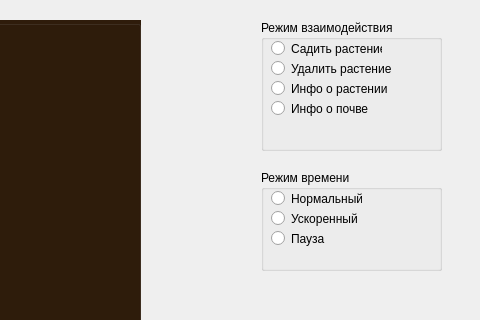
Before: the Qt Designer form Forest/mainwidget.ui in GulinAlexey/Prakt2021, drawn with Qt 5; both pictures show x 679 to 1159 and y 0 to 320 of the 1159 by 660 pixel window.
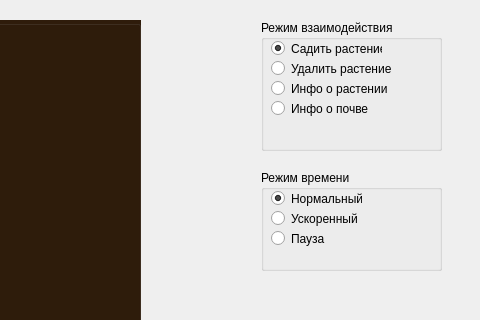
After: the same form once the commit is applied. Icons and pictures are not drawn.

Commit message: Реализован вывод картинки в label

What changed in the file:
```diff
--- a/Forest/mainwidget.ui
+++ b/Forest/mainwidget.ui
@@ -79,6 +79,9 @@
     <property name="text">
      <string>Садить растение</string>
     </property>
+    <property name="checked">
+     <bool>true</bool>
+    </property>
    </widget>
    <widget class="QRadioButton" name="delete_b">
     <property name="geometry">
@@ -144,6 +147,9 @@
     <property name="text">
      <string>Нормальный</string>
     </property>
+    <property name="checked">
+     <bool>true</bool>
+    </property>
    </widget>
    <widget class="QRadioButton" name="speed_b">
     <property name="geometry">
```
The commit also changes 7 other files.
